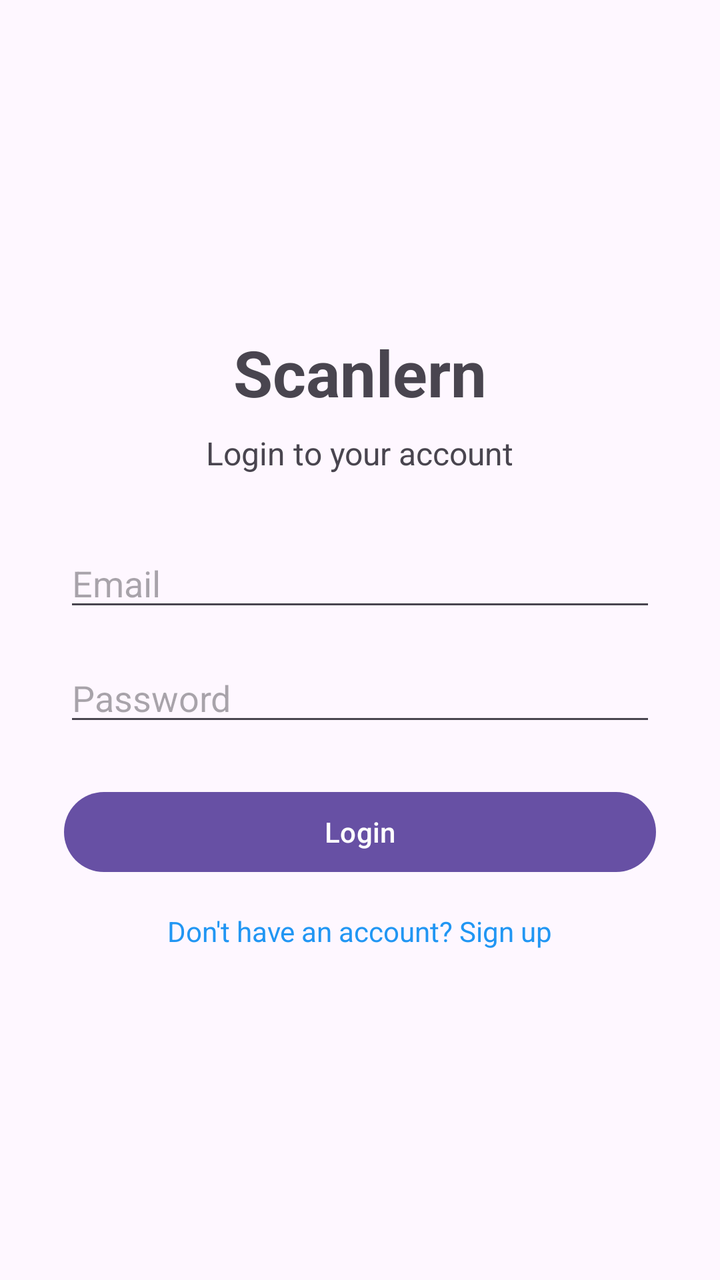
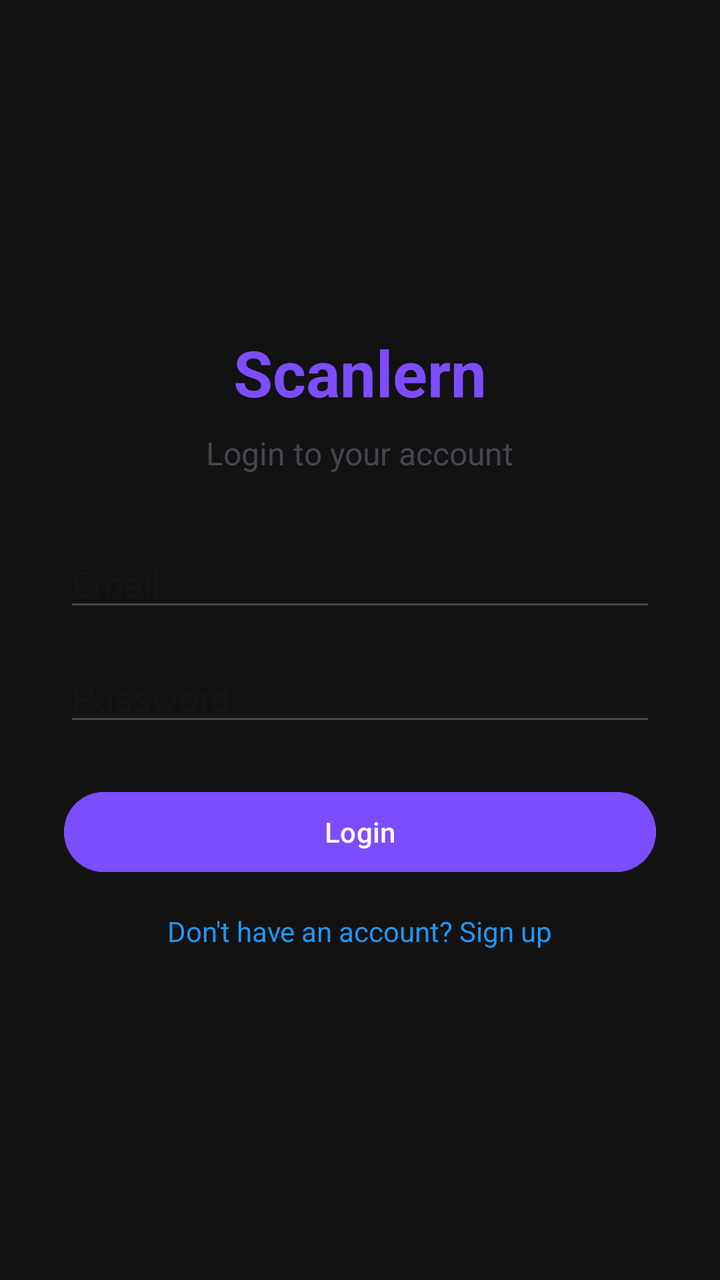

An Android layout rendered at two revisions. The XML below is the earlier revision; the diff shows what the commit changed to produce the second picture.
<!-- AndroidManifest.xml: application theme Theme.Scanlern -->
<!-- res/layout/activity_main.xml -->
<?xml version="1.0" encoding="utf-8"?>
<LinearLayout xmlns:android="http://schemas.android.com/apk/res/android"
    xmlns:tools="http://schemas.android.com/tools"
    android:layout_width="match_parent"
    android:layout_height="match_parent"
    android:orientation="vertical"
    android:gravity="center"
    android:padding="32dp"
    tools:context=".MainActivity">

    <TextView
        android:id="@+id/tvTitle"
        android:layout_width="wrap_content"
        android:layout_height="wrap_content"
        android:text="Scanlern"
        android:textSize="32sp"
        android:textStyle="bold"
        android:layout_marginBottom="8dp" />

    <TextView
        android:layout_width="wrap_content"
        android:layout_height="wrap_content"
        android:text="Login to your account"
        android:textSize="16sp"
        android:layout_marginBottom="32dp" />

    <EditText
        android:id="@+id/etEmail"
        android:layout_width="match_parent"
        android:layout_height="wrap_content"
        android:hint="Email"
        android:inputType="textEmailAddress"
        android:layout_marginBottom="16dp" />

    <EditText
        android:id="@+id/etPassword"
        android:layout_width="match_parent"
        android:layout_height="wrap_content"
        android:hint="Password"
        android:inputType="textPassword"
        android:layout_marginBottom="24dp" />

    <Button
        android:id="@+id/btnLogin"
        android:layout_width="match_parent"
        android:layout_height="wrap_content"
        android:text="Login" />

    <TextView
        android:id="@+id/tvSignup"
        android:layout_width="wrap_content"
        android:layout_height="wrap_content"
        android:text="Don't have an account? Sign up"
        android:textColor="#2196F3"
        android:layout_marginTop="16dp"
        android:clickable="true"
        android:focusable="true" />

</LinearLayout>
<!-- resources referenced by this layout -->
<resources>
  <style name="Theme.Scanlern" parent="Base.Theme.Scanlern" />
  <style name="Base.Theme.Scanlern" parent="Theme.Material3.DayNight.NoActionBar">
          
          
      </style>
</resources>

<!-- the commit's change to res/layout/activity_main.xml (unified diff, before → after) -->
@@ -15,6 +15,7 @@
         android:text="Scanlern"
         android:textSize="32sp"
         android:textStyle="bold"
+        android:textColor="@color/primary"
         android:layout_marginBottom="8dp" />
 
     <TextView
@@ -44,7 +45,9 @@
         android:id="@+id/btnLogin"
         android:layout_width="match_parent"
         android:layout_height="wrap_content"
-        android:text="Login" />
+        android:text="Login"
+        android:backgroundTint="@color/primary"
+        android:textColor="@color/white" />
 
     <TextView
         android:id="@+id/tvSignup"
<!-- resource entries referenced after the edit -->
@@ -1,9 +1,18 @@
 <!-- resources referenced by this layout -->
 <resources>
+  <color name="primary">#7C4DFF</color>
+  <color name="white">#FFFFFFFF</color>
   <style name="Theme.Scanlern" parent="Base.Theme.Scanlern" />
   <style name="Base.Theme.Scanlern" parent="Theme.Material3.DayNight.NoActionBar">
-          
-          
+          <item name="colorPrimary">@color/primary</item>
+          <item name="colorPrimaryDark">@color/primary_dark</item>
+          <item name="colorAccent">@color/primary_light</item>
+          <item name="android:colorBackground">@color/background_dark</item>
+          <item name="android:statusBarColor">@color/background_dark</item>
+          <item name="android:windowLightStatusBar">false</item>
       </style>
+  <color name="primary_dark">#5E35B1</color>
+  <color name="primary_light">#B39DDB</color>
+  <color name="background_dark">#121212</color>
 </resources>
 
